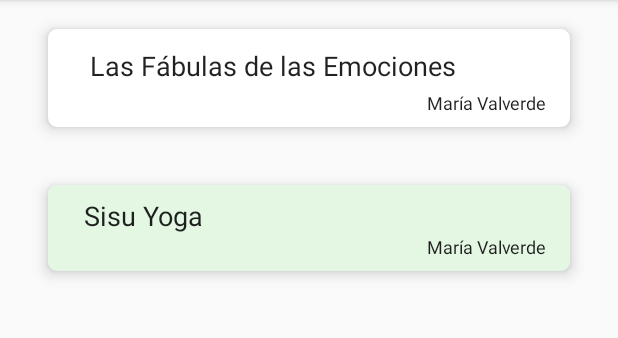
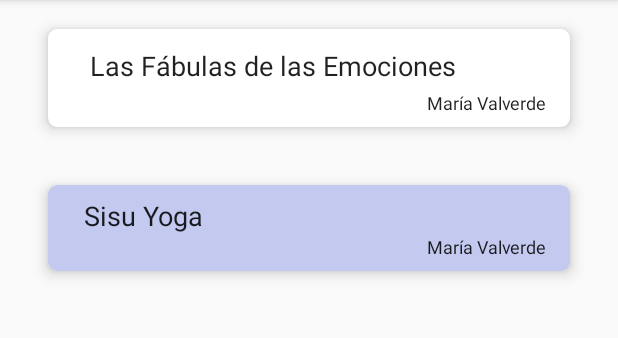
Before and after one commit to Isaacsaez/PQTM-Mybooks-PLA1, an Android app: the screen it shows after launch (BookListActivity), on a phone screen of 412 x 824 dp, the part 84-422 px from its top. Run offline under Robolectric (Android 15) with nearby library versions, the phone set to English and light mode, and no system bars.

Commit message:
10 - Práctica 1 ejercicio 1,2 y 3 -> CardView finalizado

```diff
--- a/app/src/main/res/layout/book_list_content_impar.xml
+++ b/app/src/main/res/layout/book_list_content_impar.xml
@@ -10,7 +10,7 @@
     android:layout_width="match_parent"
     android:layout_height="wrap_content"
     android:layout_margin="8dp"
-    app:cardBackgroundColor="#e3f7e3">
+    app:cardBackgroundColor="#C3C9EF">
 
     <LinearLayout xmlns:android="http://schemas.android.com/apk/res/android"
         android:layout_width="match_parent"
```
Also changed, not shown: app/src/main/java/com/edelhost/isaac/mybooks/BookDetailActivity.java (+10 -48 lines), app/src/main/java/com/edelhost/isaac/mybooks/BookDetailFragment.java (+10 -27 lines), app/src/main/java/com/edelhost/isaac/mybooks/BookListActivity.java (+19 -30 lines), app/src/main/java/com/edelhost/isaac/mybooks/dummy/BookItem.java (+8 -14 lines), app/src/main/res/drawable-v24/portada.jpg (added), app/src/main/res/drawable/portada.jpg (added).
